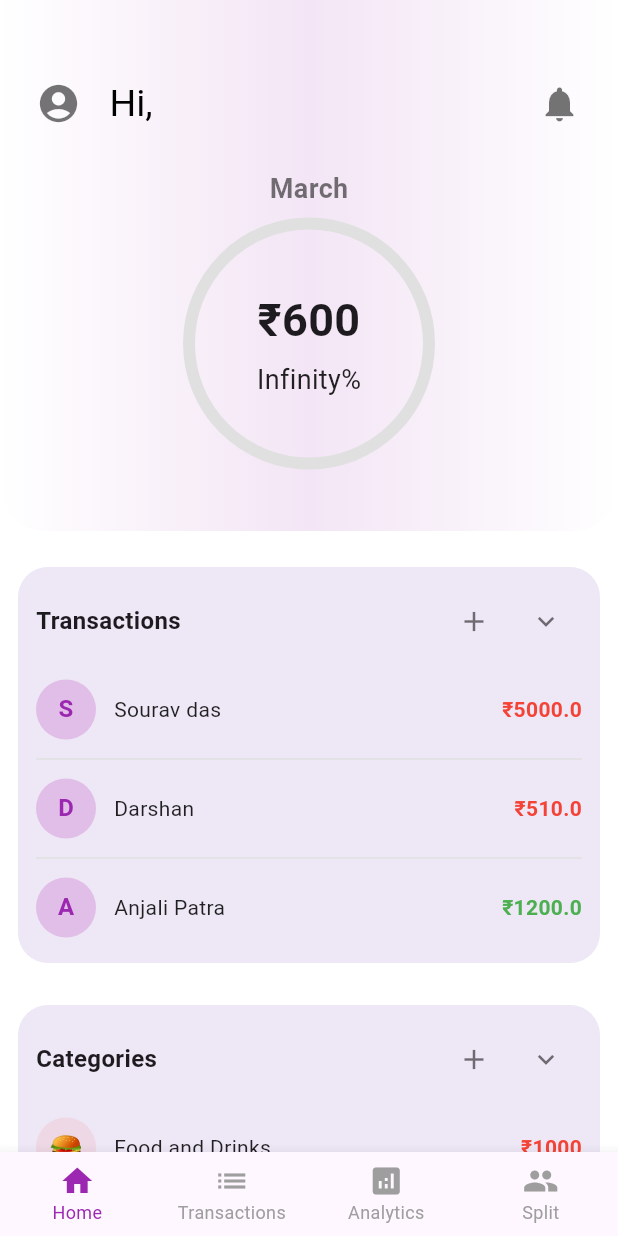
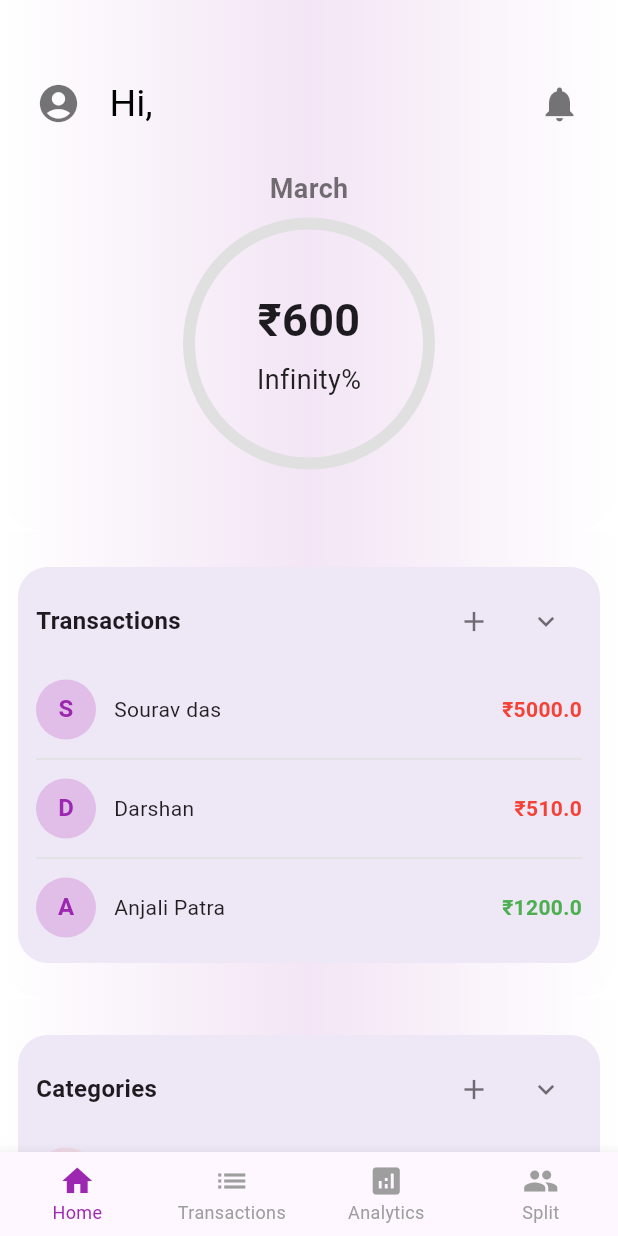
Before and after one commit to Runtime-Error-IITK/brokeo, a Flutter app: the HomePage screen opened directly with empty values, on a phone screen of 412 x 824 dp. Run offline on Flutter 3.47's test engine with Material 3 defaults, Android fonts, the phone set to English and light mode, and no system bars; our stand-ins replace google_fonts, hooks_riverpod, intl_phone_field, sqflite; missing offline and left inert: currency_picker; accounts and stored records are empty.

Commit message:
Fixed background gradient of home

```diff
--- a/lib/frontend/home_pages/home_page.dart
+++ b/lib/frontend/home_pages/home_page.dart
@@ -232,9 +232,17 @@ class _HomePageState extends State<HomePage> {
     // If not showing all transactions, take only the top 3
     List<Transaction> transactionsToShow =
         showAllTransactions ? transactions : transactions.take(3).toList();
-
-    return Padding(
+    return Container(
       padding: const EdgeInsets.symmetric(horizontal: 8, vertical: 20),
+      decoration: BoxDecoration(
+        gradient: LinearGradient(
+          colors: [Colors.white, Color(0xFFF3E5F5), Colors.white],
+          stops: [0.0, 0.5, 1.0],
+          begin: Alignment.centerLeft,
+          end: Alignment.centerRight,
+        ),
+        borderRadius: BorderRadius.vertical(bottom: Radius.circular(30)),
+      ),
       child: Card(
         shape: RoundedRectangleBorder(borderRadius: BorderRadius.circular(20)),
         color: Color(0xFFEDE7F6),
@@ -442,8 +450,17 @@ class _HomePageState extends State<HomePage> {
     List<CategoryItem> categoriesToShow =
         showAllCategories ? categories : categories.take(3).toList();
 
-    return Padding(
-      padding: const EdgeInsets.symmetric(horizontal: 8, vertical: 0),
+    return Container(
+      padding: const EdgeInsets.symmetric(horizontal: 8, vertical: 20),
+      decoration: BoxDecoration(
+        gradient: LinearGradient(
+          colors: [Colors.white, Color(0xFFF3E5F5), Colors.white],
+          stops: [0.0, 0.5, 1.0],
+          begin: Alignment.centerLeft,
+          end: Alignment.centerRight,
+        ),
+        borderRadius: BorderRadius.vertical(bottom: Radius.circular(30)),
+      ),
       child: Card(
         shape: RoundedRectangleBorder(borderRadius: BorderRadius.circular(20)),
         color: Color(0xFFEDE7F6),
@@ -777,8 +794,18 @@ class _HomePageState extends State<HomePage> {
     List<ScheduledPayment> paymentsToShow =
         showAllScheduledPayments ? payments : payments.take(3).toList();
 
-    return Padding(
+
+    return Container(
       padding: const EdgeInsets.symmetric(horizontal: 8, vertical: 20),
+      decoration: BoxDecoration(
+        gradient: LinearGradient(
+          colors: [Colors.white, Color(0xFFF3E5F5), Colors.white],
+          stops: [0.0, 0.5, 1.0],
+          begin: Alignment.centerLeft,
+          end: Alignment.centerRight,
+        ),
+        borderRadius: BorderRadius.vertical(bottom: Radius.circular(30)),
+      ),
       child: Card(
         shape: RoundedRectangleBorder(borderRadius: BorderRadius.circular(20)),
         color: Color(0xFFEDE7F6),
@@ -899,9 +926,17 @@ class _HomePageState extends State<HomePage> {
 
     // Show top 3 splits by default
     List<Split> splitsToShow = showAllSplits ? splits : splits.take(3).toList();
-
-    return Padding(
-      padding: const EdgeInsets.symmetric(horizontal: 8, vertical: 2),
+    return Container(
+      padding: const EdgeInsets.symmetric(horizontal: 8, vertical: 20),
+      decoration: BoxDecoration(
+        gradient: LinearGradient(
+          colors: [Colors.white, Color(0xFFF3E5F5), Colors.white],
+          stops: [0.0, 0.5, 1.0],
+          begin: Alignment.centerLeft,
+          end: Alignment.centerRight,
+        ),
+        borderRadius: BorderRadius.vertical(bottom: Radius.circular(30)),
+      ),
       child: Card(
         shape: RoundedRectangleBorder(borderRadius: BorderRadius.circular(20)),
         color: Color(0xFFEDE7F6),
@@ -1093,8 +1128,17 @@ class _HomePageState extends State<HomePage> {
     List<BudgetCategory> categoriesToShow =
         showAllBudgetCategories ? categories : categories.take(3).toList();
 
-    return Padding(
-      padding: const EdgeInsets.symmetric(horizontal: 8, vertical: 18),
+    return Container(
+      padding: const EdgeInsets.symmetric(horizontal: 8, vertical: 20),
+      decoration: BoxDecoration(
+        gradient: LinearGradient(
+          colors: [Colors.white, Color(0xFFF3E5F5), Colors.white],
+          stops: [0.0, 0.5, 1.0],
+          begin: Alignment.centerLeft,
+          end: Alignment.centerRight,
+        ),
+        borderRadius: BorderRadius.vertical(bottom: Radius.circular(30)),
+      ),
       child: Card(
         shape: RoundedRectangleBorder(borderRadius: BorderRadius.circular(20)),
         color: Color(0xFFEDE7F6),
@@ -1177,6 +1221,7 @@ class _HomePageState extends State<HomePage> {
         ),
       ),
     );
+
   }
 
   Widget _buildBudgetTile(String label, double amount) {
@@ -1339,24 +1384,24 @@ class _HomePageState extends State<HomePage> {
         }
         // Navigation logic based on index:
         if (index == 0) {
-          // TODO: Navigate to Home Page
+          Navigator.pushAndRemoveUntil(
+            context,
+            MaterialPageRoute(builder: (context) => HomePage(name: widget.name, budget: widget.budget)),
+            (route) => false,
+          );
         } else if (index == 1) {
-          // Already on Categories/Tran sactions page
-          Navigator.push(
+          Navigator.pushAndRemoveUntil(
             context,
-            MaterialPageRoute(
-              builder: (context) => CategoriesPage(),
-            ),
+            MaterialPageRoute(builder: (context) => CategoriesPage()),
+            (route) => false,
           );
         } else if (index == 2) {
           // TODO: Navigate to Analytics Page
         } else if (index == 3) {
-          // TODO: Navigate to Split Page
-          Navigator.push(
+          Navigator.pushAndRemoveUntil(
             context,
-            MaterialPageRoute(
-              builder: (context) => ManageSplitsPage(),
-            ),
+            MaterialPageRoute(builder: (context) => ManageSplitsPage()),
+            (route) => false,
           );
         }
       },
```
